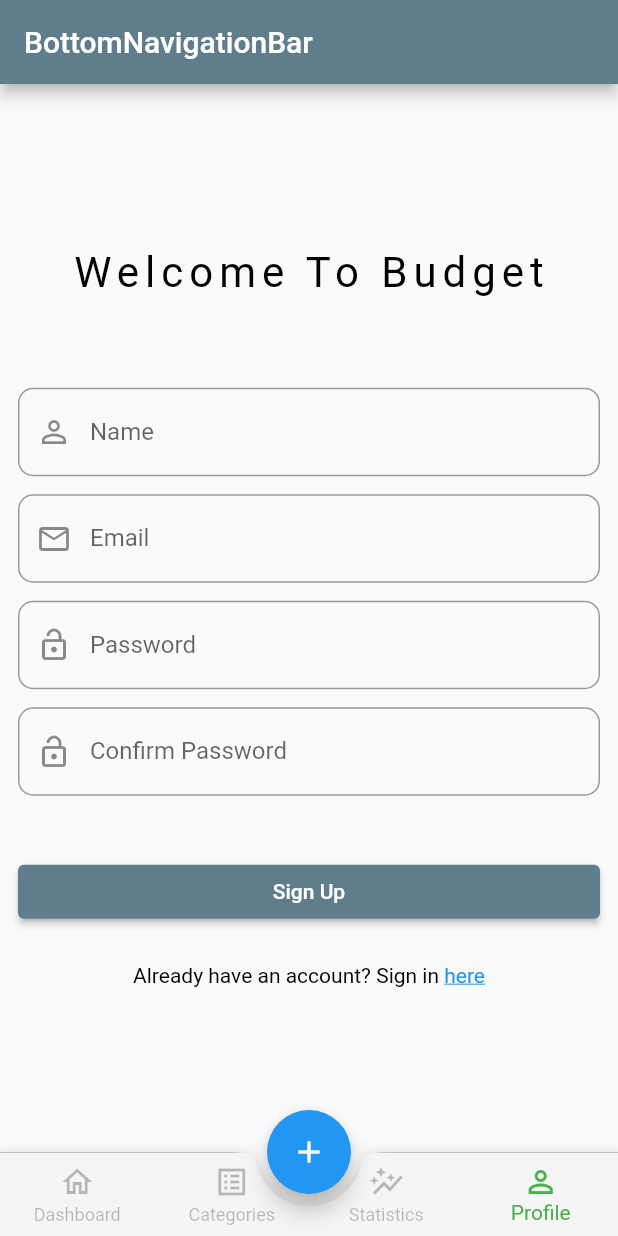
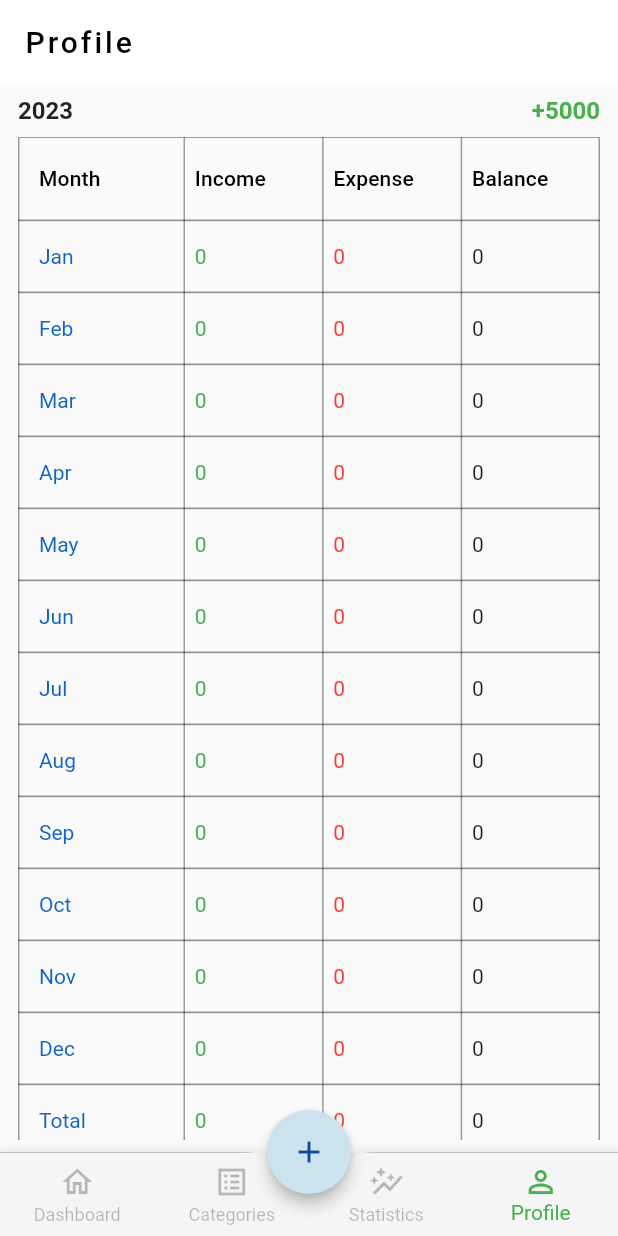
Before and after one commit to myat-pan/budget_tracker, a Flutter app: the HomeScreen screen opened directly, item 4 of the bottom bar chosen, on a phone screen of 412 x 824 dp. Run offline on Flutter 3.47's test engine with Material 2 defaults, Android fonts, the phone set to English and light mode, and no system bars; drawn by our look-alikes of data_table_2; our stand-ins replace get.

Commit message:
added categories and profile screen

```diff
--- a/lib/main.dart
+++ b/lib/main.dart
@@ -1,5 +1,6 @@
 import 'package:budget_tracker/src/modules/login/views/LoginScreen.dart';
 import 'package:flutter/material.dart';
+import 'package:get/get.dart';
 
 void main() {
   runApp(const MyApp());
@@ -11,7 +12,7 @@ class MyApp extends StatelessWidget {
   // This widget is the root of your application.
   @override
   Widget build(BuildContext context) {
-    return MaterialApp(
+    return GetMaterialApp(
       debugShowCheckedModeBanner: false,
       title: 'Flutter Demo',
       theme: ThemeData(
--- a/lib/src/modules/home/views/HomeScreen.dart
+++ b/lib/src/modules/home/views/HomeScreen.dart
@@ -1,3 +1,5 @@
+import 'package:budget_tracker/src/modules/categories/views/CategoriesScreen.dart';
+import 'package:budget_tracker/src/modules/profile/views/Profile.dart';
 import 'package:budget_tracker/src/modules/login/views/LoginScreen.dart';
 import 'package:budget_tracker/src/modules/login/views/RegisterScreen.dart';
 import 'package:flutter/material.dart';
@@ -8,25 +10,38 @@ class HomeScreen extends StatefulWidget {
 }
 
 class _HomeScreenState extends State<HomeScreen> {
-  int _currentIndex = 1;
+  int _currentIndex = 0;
   final List<Widget> _pages = [];
+
+  final List<String> _appBarNames = [
+    "Dashboard",
+    "Categories",
+    "Statistics",
+    "Profile"
+  ];
   @override
   void initState() {
     _pages.add(LoginScreen());
-    _pages.add(LoginScreen());
+    _pages.add(CategoriesScreen());
     _pages.add(RegisterScreen());
-    _pages.add(RegisterScreen());
+    _pages.add(ProfileScreen());
     super.initState();
   }
 
   @override
   Widget build(BuildContext context) {
     return Scaffold(
-      appBar: AppBar(title: Text('BottomNavigationBar')),
+      appBar: AppBar(
+          backgroundColor: Colors.white,
+          elevation: 0,
+          title: Text(
+            _appBarNames[_currentIndex],
+            style: TextStyle(color: Colors.black, letterSpacing: 2),
+          )),
       body: _pages[_currentIndex],
       bottomNavigationBar: BottomAppBar(
         shape: CircularNotchedRectangle(),
-        notchMargin: 4,
+        notchMargin: 0,
         clipBehavior: Clip.antiAlias,
         child: Container(
           height: kBottomNavigationBarHeight,
@@ -68,11 +83,13 @@ class _HomeScreenState extends State<HomeScreen> {
       floatingActionButtonLocation:
           FloatingActionButtonLocation.miniCenterDocked,
       floatingActionButton: Padding(
-        padding: const EdgeInsets.all(4),
+        padding: const EdgeInsets.all(0),
         child: FloatingActionButton(
-          backgroundColor: Colors.blue,
+          elevation: 4,
+          backgroundColor: Color.fromARGB(255, 202, 227, 239),
           child: Icon(
             Icons.add_outlined,
+            color: Colors.blue[900],
           ),
           onPressed: () => setState(() {
             _currentIndex = 1;
--- /dev/null
+++ b/lib/src/modules/profile/views/Profile.dart
@@ -0,0 +1,100 @@
+import 'package:data_table_2/data_table_2.dart';
+import 'package:flutter/material.dart';
+
+class ProfileScreen extends StatefulWidget {
+  @override
+  State<ProfileScreen> createState() => _ProfileScreenState();
+}
+
+class _ProfileScreenState extends State<ProfileScreen> {
+  List<String> _months = [
+    "Jan",
+    "Feb",
+    "Mar",
+    "Apr",
+    "May",
+    "Jun",
+    "Jul",
+    "Aug",
+    "Sep",
+    "Oct",
+    "Nov",
+    "Dec",
+    "Total",
+  ];
+  @override
+  Widget build(BuildContext context) {
+    return Scaffold(
+        body: Container(
+      padding: EdgeInsets.only(top: 8, bottom: 8, left: 12, right: 12),
+      child: Column(
+        children: [
+          Expanded(
+              flex: 0,
+              child: Row(
+                mainAxisAlignment: MainAxisAlignment.spaceBetween,
+                children: [
+                  Text(
+                    DateTime.now().year.toString(),
+                    style: TextStyle(fontWeight: FontWeight.bold, fontSize: 16),
+                  ),
+                  Text(
+                    "+5000",
+                    style: TextStyle(
+                        color: Colors.green,
+                        fontWeight: FontWeight.bold,
+                        fontSize: 16),
+                  )
+                ],
+              )),
+          SizedBox(
+            height: 8,
+          ),
+          Expanded(
+              flex: 3,
+              child: ScrollConfiguration(
+                behavior: ScrollBehavior(),
+                child: DataTable2(
+                    border: TableBorder.all(width: 1, color: Colors.black38),
+                    showBottomBorder: true,
+                    columnSpacing: 14,
+                    horizontalMargin: 14,
+                    minWidth: 100,
+                    columns: [
+                      DataColumn2(
+                        label: Text('Month'),
+                        size: ColumnSize.L,
+                      ),
+                      DataColumn(
+                        label: Text('Income'),
+                      ),
+                      DataColumn(
+                        label: Text('Expense'),
+                      ),
+                      DataColumn(
+                        label: Text('Balance'),
+                      ),
+                    ],
+                    rows: List<DataRow>.generate(
+                        _months.length,
+                        (i) => DataRow(cells: [
+                              DataCell(Text(
+                                _months[i],
+                                style: TextStyle(color: Colors.blue[800]),
+                              )),
+                              DataCell(Text(
+                                '0',
+                                style: TextStyle(color: Colors.green),
+                              )),
+                              DataCell(Text(
+                                '0',
+                                style: TextStyle(color: Colors.red),
+                              )),
+                              DataCell(Text('0')),
+                            ]))),
+              ))
+        ],
+      ),
+    ));
+  }
+}
--- a/pubspec.yaml
+++ b/pubspec.yaml
@@ -33,6 +33,7 @@ dependencies:
   # Use with the CupertinoIcons class for iOS style icons.
   cupertino_icons: ^1.0.2
   get: ^4.6.5
+  data_table_2: ^2.2.1
 
 dev_dependencies:
   flutter_test:
```
Also changed, not shown: lib/src/modules/categories/views/CategoriesScreen.dart (added, +112 -0 lines), lib/src/modules/login/views/LoginScreen.dart (+45 -22 lines), lib/src/modules/login/views/RegisterScreen.dart (+9 -6 lines), pubspec.lock, 1 other file.
